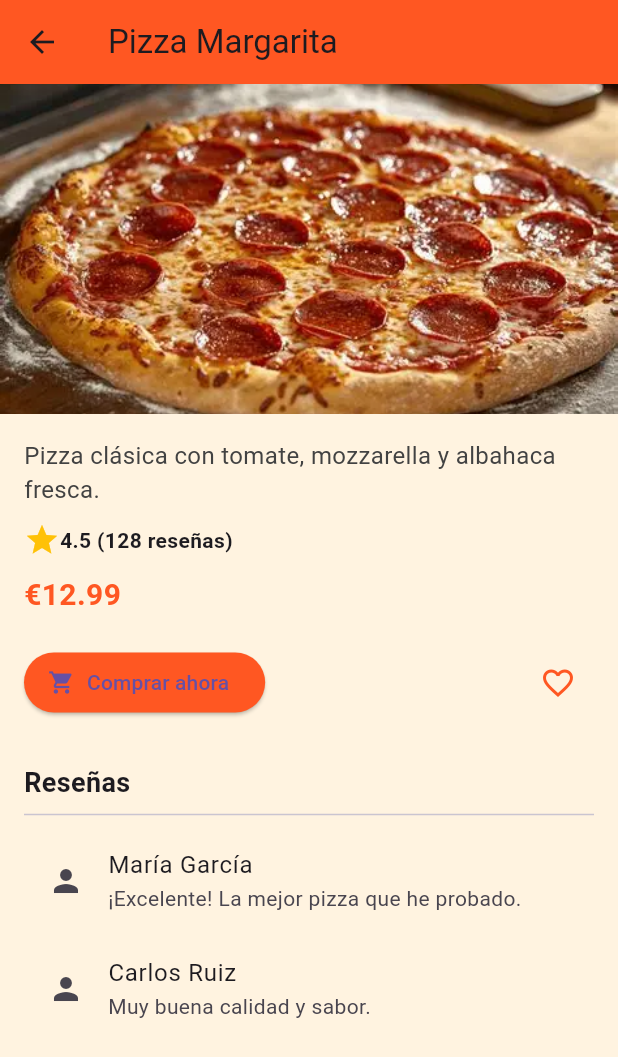
After one commit to nicolas-EGPixel/MISAZ-N, a Flutter app: the HomePage screen opened directly, after a tap on "Pizza Margarita", on a phone screen of 412 x 824 dp. The commit adds this screen. Shown: the top 1057 px of the screen. Run offline on Flutter 3.47's test engine with Material 3 defaults, Android fonts, the phone set to English and light mode, and no system bars; our stand-ins replace google_maps_flutter.

Commit message:
base de tarjetas de comida!

```diff
--- /dev/null
+++ b/lib/pages/food_detail_page.dart
@@ -0,0 +1,101 @@
+import 'package:flutter/material.dart';
+
+class FoodDetailPage extends StatelessWidget {
+  final String title;
+  final String description;
+  final String imagePath;
+  final double rating;
+  final int reviews;
+  final double price;
+
+  FoodDetailPage({
+    required this.title,
+    required this.description,
+    required this.imagePath,
+    required this.rating,
+    required this.reviews,
+    required this.price,
+  });
+
+  @override
+  Widget build(BuildContext context) {
+    return Scaffold(
+      appBar: AppBar(
+        backgroundColor: Colors.deepOrange,
+        title: Text(title),
+      ),
+      body: SingleChildScrollView(
+        child: Column(
+          crossAxisAlignment: CrossAxisAlignment.start,
+          children: [
+            Image.asset(imagePath,
+                height: 220, width: double.infinity, fit: BoxFit.cover),
+            Padding(
+              padding: const EdgeInsets.all(16.0),
+              child: Column(
+                crossAxisAlignment: CrossAxisAlignment.start,
+                children: [
+                  Text(description,
+                      style: TextStyle(fontSize: 16, color: Colors.grey[800])),
+                  SizedBox(height: 10),
+                  Row(
+                    children: [
+                      Icon(Icons.star, color: Colors.amber),
+                      Text("$rating ($reviews reseñas)",
+                          style: TextStyle(
+                              fontWeight: FontWeight.bold, fontSize: 14)),
+                    ],
+                  ),
+                  SizedBox(height: 10),
+                  Text("€$price",
+                      style: TextStyle(
+                          fontSize: 20,
+                          fontWeight: FontWeight.bold,
+                          color: Colors.deepOrange)),
+                  SizedBox(height: 20),
+                  Row(
+                    mainAxisAlignment: MainAxisAlignment.spaceBetween,
+                    children: [
+                      ElevatedButton.icon(
+                        onPressed: () {
+                          // Acción de compra
+                        },
+                        icon: Icon(Icons.shopping_cart),
+                        label: Text("Comprar ahora"),
+                        style: ElevatedButton.styleFrom(
+                          backgroundColor: Colors.deepOrange,
+                        ),
+                      ),
+                      IconButton(
+                        icon: Icon(Icons.favorite_border,
+                            color: Colors.deepOrange),
+                        onPressed: () {
+                          // Acción de favoritos
+                        },
+                      ),
+                    ],
+                  ),
+                  SizedBox(height: 30),
+                  Text("Reseñas",
+                      style:
+                          TextStyle(fontSize: 18, fontWeight: FontWeight.bold)),
+                  Divider(),
+                  ListTile(
+                    leading: Icon(Icons.person),
+                    title: Text("María García"),
+                    subtitle: Text("¡Excelente! La mejor pizza que he probado."),
+                  ),
+                  ListTile(
+                    leading: Icon(Icons.person),
+                    title: Text("Carlos Ruiz"),
+                    subtitle: Text("Muy buena calidad y sabor."),
+                  ),
+                ],
+              ),
+            ),
+          ],
+        ),
+      ),
+    );
+  }
+}
--- a/lib/pages/home_page.dart
+++ b/lib/pages/home_page.dart
@@ -2,6 +2,7 @@ import 'package:flutter/material.dart';
 import 'mapa.dart';
 import 'favoritos.dart';
 import 'perfil.dart';
+import 'food_detail_page.dart';
 
 class HomePage extends StatefulWidget {
   @override
@@ -20,6 +21,33 @@ class _HomePageState extends State<HomePage> {
     {"icon": Icons.set_meal, "label": "Pasta"},
     {"icon": Icons.cake, "label": "Postres"},
     {"icon": Icons.local_drink, "label": "Bebidas"},
+  ];
+
+  final List<Map<String, dynamic>> foods = [
+    {
+      "title": "Pizza Margarita",
+      "description": "Pizza clásica con tomate, mozzarella y albahaca fresca.",
+      "image": "assets/images/pizza.webp",
+      "rating": 4.5,
+      "reviews": 128,
+      "price": 12.99,
+    },
+    {
+      "title": "Hamburguesa BBQ",
+      "description": "Carne angus, cheddar, bacon y salsa BBQ.",
+      "image": "assets/images/burger.webp",
+      "rating": 4.7,
+      "reviews": 89,
+      "price": 10.50,
+    },
+    {
+      "title": "Tacos Variado",
+      "description": "Selección de 24 piezas premium.",
+      "image": "assets/images/tacos.webp",
+      "rating": 4.8,
+      "reviews": 256,
+      "price": 24.99,
+    },
   ];
 
   final List<Widget> _pages = [];
@@ -42,7 +70,7 @@ class _HomePageState extends State<HomePage> {
       appBar: AppBar(
         backgroundColor: Colors.deepOrange,
         elevation: 0,
-        automaticallyImplyLeading: false, // 🔸 Esto quita la flecha de retroceso
+        automaticallyImplyLeading: false,
         title: Text(
           _selectedIndex == 0
               ? "¡Hola! ¿Qué quieres comer hoy?"
@@ -138,44 +166,45 @@ class _HomePageState extends State<HomePage> {
           Text("Recomendaciones",
               style: TextStyle(fontSize: 20, fontWeight: FontWeight.bold)),
           SizedBox(height: 15),
-          ListView(
-            shrinkWrap: true,
-            physics: NeverScrollableScrollPhysics(),
-            children: [
-              _foodCard(
-                "Pizza Margarita",
-                "Pizza clásica con tomate, mozzarella y albahaca fresca.",
-                "assets/images/pizza.webp",
-                4.5,
-                128,
-                12.99,
-              ),
-              _foodCard(
-                "Hamburguesa BBQ",
-                "Carne angus, cheddar, bacon y salsa BBQ.",
-                "assets/images/burger.webp",
-                4.7,
-                89,
-                10.50,
-              ),
-              _foodCard(
-                "Tacos Variado",
-                "Selección de 24 piezas premium.",
-                "assets/images/tacos.webp",
-                4.8,
-                256,
-                24.99,
-              ),
-            ],
+
+          // 🔹 Usamos Column en lugar de ListView
+          Column(
+            children: foods.map((food) {
+              return _foodCard(
+                food["title"],
+                food["description"],
+                food["image"],
+                food["rating"],
+                food["reviews"],
+                food["price"],
+              );
+            }).toList(),
           ),
         ],
       ),
     );
   }
 
+  // Tarjeta de comida
   Widget _foodCard(String title, String description, String imagePath,
       double rating, int reviews, double price) {
-    return Container(
+    return GestureDetector(
+      onTap: () {
+        Navigator.push(
+          context,
+          MaterialPageRoute(
+            builder: (context) => FoodDetailPage(
+              title: title,
+              description: description,
+              imagePath: imagePath,
+              rating: rating,
+              reviews: reviews,
+              price: price,
+            ),
+          ),
+        );
+      },
+      child: Container(
         margin: EdgeInsets.only(bottom: 16),
         decoration: BoxDecoration(
           color: Colors.white,
@@ -224,6 +253,7 @@ class _HomePageState extends State<HomePage> {
             ),
           ],
         ),
+      ),
     );
   }
 }
```
Lines whose indentation alone changed are shown as unchanged.
